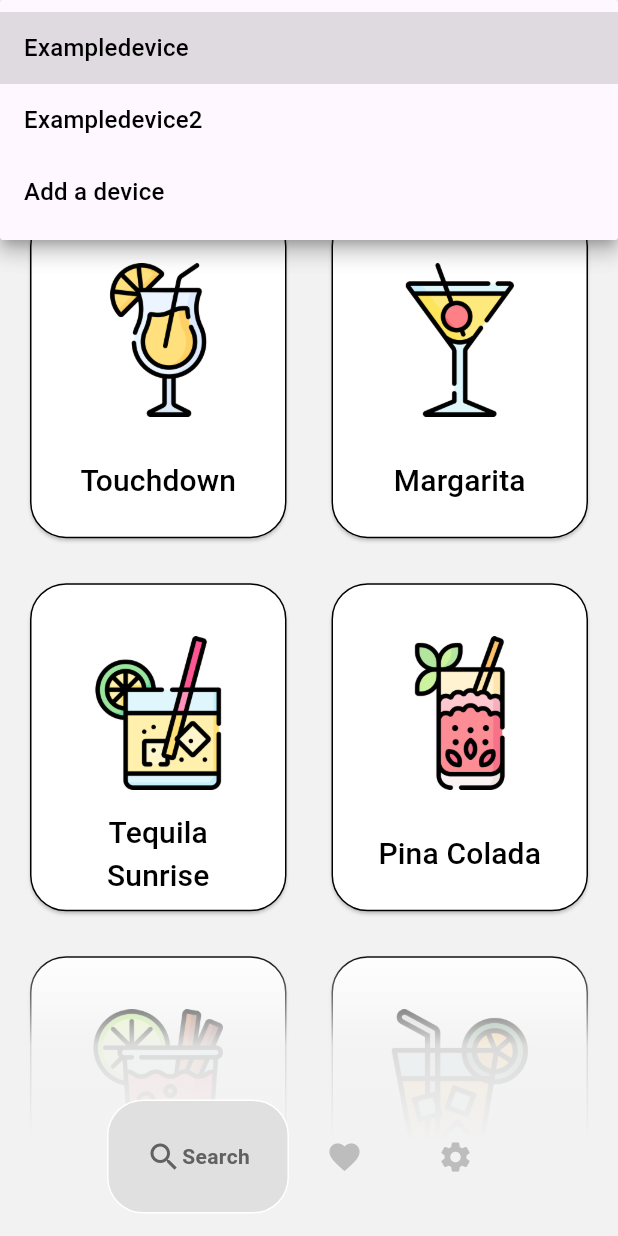
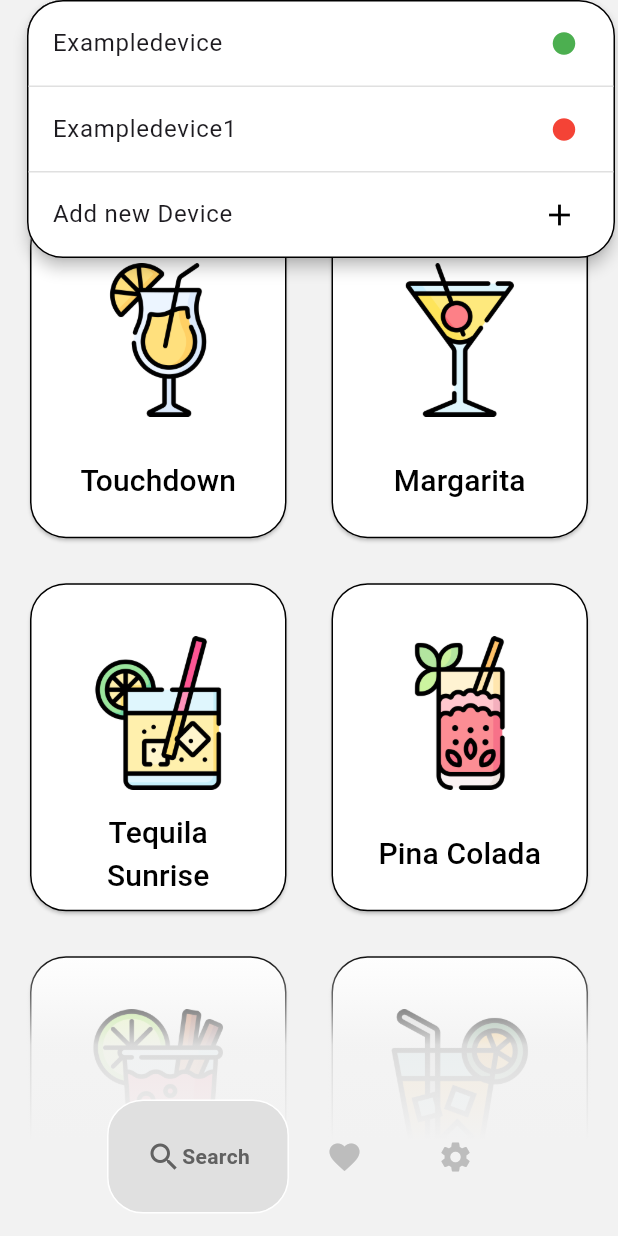
Before and after one commit to mingo-git/Smartender, a Flutter app: the HomeScreen screen opened by its route, after a tap on "Exampledevice", on a phone screen of 412 x 824 dp. Run offline on Flutter 3.47's test engine with Material 3 defaults, Android fonts, the phone set to English and light mode, and no system bars; drawn by our look-alikes of google_nav_bar; our stand-ins replace flutter_dotenv, flutter_secure_storage, google_sign_in, sign_in_with_apple; accounts and stored records are empty.

Commit message:
Dropdown menu improved and availabe button added

```diff
--- /dev/null
+++ b/App/smartender_flutter_app/lib/components/device_dropdown.dart
@@ -0,0 +1,148 @@
+import 'package:flutter/material.dart';
+import 'package:smartender_flutter_app/config/constants.dart';
+
+class DeviceDropdown extends StatefulWidget {
+  final List<Map<String, dynamic>> devices;
+  final String selectedDevice;
+  final ValueChanged<String?> onChanged;
+
+  const DeviceDropdown({
+    Key? key,
+    required this.devices,
+    required this.selectedDevice,
+    required this.onChanged,
+  }) : super(key: key);
+
+  @override
+  _DeviceDropdownState createState() => _DeviceDropdownState();
+}
+
+class _DeviceDropdownState extends State<DeviceDropdown> {
+  final LayerLink _layerLink = LayerLink();
+  OverlayEntry? _overlayEntry;
+  bool _isOpen = false;
+
+  void _toggleDropdown() {
+    setState(() {
+      if (_isOpen) {
+        _closeDropdown();
+      } else {
+        _openDropdown();
+      }
+    });
+  }
+
+  void _openDropdown() {
+    _overlayEntry = _createOverlayEntry();
+    Overlay.of(context)?.insert(_overlayEntry!);
+    _isOpen = true;
+  }
+
+  void _closeDropdown() {
+    _overlayEntry?.remove();
+    _overlayEntry = null;
+    _isOpen = false;
+  }
+
+  OverlayEntry _createOverlayEntry() {
+    return OverlayEntry(
+      builder: (context) => Positioned(
+        width: MediaQuery.of(context).size.width - (horizontalPadding * 2),
+        child: CompositedTransformFollower(
+          link: _layerLink,
+          offset: Offset(0, 0), // Dropdown über dem Button anzeigen
+          showWhenUnlinked: false,
+          child: Material(
+            elevation: 4,
+            borderRadius: defaultBorderRadius,
+            child: Container(
+              decoration: BoxDecoration(
+                color: Colors.white,
+                border: Border.all(color: Colors.black),
+                borderRadius: defaultBorderRadius,
+              ),
+              child: Column(
+                mainAxisSize: MainAxisSize.min,
+                children: widget.devices.map((device) {
+                  return Column(
+                    children: [
+                      ListTile(
+                        title: Text(device['name']),
+                        trailing: device['status'] == "new"
+                            ? Icon(Icons.add, color: Colors.black)
+                            : Icon(
+                          Icons.circle,
+                          color: device['status'] == "active"
+                              ? Colors.green
+                              : Colors.red,
+                          size: 18,
+                        ),
+                        onTap: () {
+                          widget.onChanged(device['name']);
+                          _closeDropdown();
+                        },
+                      ),
+                      if (device != widget.devices.last)
+                        Divider(
+                          color: Colors.grey.shade300,
+                          thickness: 1,
+                          height: 1,
+                        ),
+                    ],
+                  );
+                }).toList(),
+              ),
+            ),
+          ),
+        ),
+      ),
+    );
+  }
+
+  @override
+  Widget build(BuildContext context) {
+    // Finde den Status des aktuell ausgewählten Geräts
+    final selectedDeviceStatus = widget.devices.firstWhere(
+          (device) => device['name'] == widget.selectedDevice,
+      orElse: () => {'status': 'inactive'},
+    )['status'];
+
+    // Definiere die Farbe des Punktes basierend auf dem Status
+    final statusColor = selectedDeviceStatus == "active"
+        ? Colors.green
+        : selectedDeviceStatus == "inactive"
+        ? Colors.red
+        : Colors.grey;
+
+    return CompositedTransformTarget(
+      link: _layerLink,
+      child: GestureDetector(
+        onTap: _toggleDropdown,
+        child: Container(
+          padding: const EdgeInsets.symmetric(horizontal: 16.0, vertical: 12.0),
+          decoration: BoxDecoration(
+            color: Colors.white,
+            border: Border.all(color: Colors.black),
+            borderRadius: defaultBorderRadius,
+          ),
+          child: Row(
+            mainAxisAlignment: MainAxisAlignment.spaceBetween,
+            children: [
+              Text(widget.selectedDevice),
+              Row(
+                children: [
+                  Icon(Icons.circle, color: statusColor, size: 16),
+                  const SizedBox(width: 8),
+                  Icon(
+                    _isOpen ? Icons.arrow_drop_up : Icons.arrow_drop_down,
+                    color: Colors.black,
+                  ),
+                ],
+              ),
+            ],
+          ),
+        ),
+      ),
+    );
+  }
+}
--- a/App/smartender_flutter_app/lib/screens/homesceens/searchdrinks_screen.dart
+++ b/App/smartender_flutter_app/lib/screens/homesceens/searchdrinks_screen.dart
@@ -1,5 +1,6 @@
 import 'package:flutter/material.dart';
 import '../../components/drink_tile.dart';
+import '../../components/device_dropdown.dart';
 import '../../config/constants.dart';
 
 class SearchdrinksScreen extends StatefulWidget {
@@ -12,7 +13,15 @@ class SearchdrinksScreen extends StatefulWidget {
 class _SearchdrinksScreenState extends State<SearchdrinksScreen> {
   String selectedDevice = "Exampledevice";
   TextEditingController searchController = TextEditingController();
-  List<String> devices = ["Exampledevice", "Exampledevice2", "Add a device"];
+  bool isAvailable = false;
+
+  // List of devices with additional status
+  final List<Map<String, dynamic>> devices = [
+    {"name": "Exampledevice", "status": "active"},
+    {"name": "Exampledevice1", "status": "inactive"},
+    {"name": "Add new Device", "status": "new"}
+  ];
+
   List<Map<String, String>> drinks = [
     {"name": "Touchdown", "image": "lib/images/cocktails/aperol.png"},
     {"name": "Margarita", "image": "lib/images/cocktails/gin_tino.png"},
@@ -22,7 +31,7 @@ class _SearchdrinksScreenState extends State<SearchdrinksScreen> {
     {"name": "Martini", "image": "lib/images/cocktails/tequila_sunrise.png"},
     {"name": "Mojito", "image": "lib/images/cocktails/tequila_sunrise.png"},
     {"name": "Whiskey Sour", "image": "lib/images/cocktails/tequila_sunrise.png"},
-    {"name": "Gin Tonic mag doch eh keiner", "image": "lib/images/cocktails/tequila_sunrise.png"},
+    {"name": "Gin Tonic", "image": "lib/images/cocktails/tequila_sunrise.png"},
   ];
 
   List<Map<String, String>> filteredDrinks = [];
@@ -46,7 +55,7 @@ class _SearchdrinksScreenState extends State<SearchdrinksScreen> {
   Widget build(BuildContext context) {
     return SafeArea(
       child: Padding(
-        padding: const EdgeInsets.symmetric(horizontal: horizontalPadding), // Einheitlicher Abstand für alle Seiteninhalte
+        padding: const EdgeInsets.symmetric(horizontal: horizontalPadding),
         child: Stack(
           children: [
             // GridView für die Getränkekacheln im Hintergrund
@@ -75,7 +84,7 @@ class _SearchdrinksScreenState extends State<SearchdrinksScreen> {
               ),
             ),
 
-            // Roter Container mit Dropdown und Suchfeld
+            // Dropdown und Suchfeld überlagern den GridView
             Positioned(
               top: 0,
               left: 0,
@@ -89,18 +98,23 @@ class _SearchdrinksScreenState extends State<SearchdrinksScreen> {
                       backgroundColor,
                       backgroundColor,
                       backgroundColor,
-                      const Color(0xE5F2F2F2),
+                      const Color(0xdff2f2f2),
                       const Color(0x00f2f2f2),
                     ],
                   ),
                 ),
-                padding: const EdgeInsets.only(left: 8, right: 8, bottom: 50),
+                padding: const EdgeInsets.symmetric(horizontal: 8.0, vertical: 0.0),
                 child: Column(
                   children: [
-                    // Geräteauswahl Dropdown
-                    DropdownButton<String>(
-                      value: selectedDevice,
-                      isExpanded: true,
+                    // Row für Geräteauswahl Dropdown und ToggleButton
+                    Row(
+                      children: [
+                        // Dropdown mit 70% Breite
+                        Expanded(
+                          flex: 7,
+                          child: DeviceDropdown(
+                            devices: devices,
+                            selectedDevice: selectedDevice,
                             onChanged: (String? newValue) {
                               if (newValue != null) {
                                 setState(() {
@@ -108,14 +122,36 @@ class _SearchdrinksScreenState extends State<SearchdrinksScreen> {
                                 });
                               }
                             },
-                      items: devices.map<DropdownMenuItem<String>>((String device) {
-                        return DropdownMenuItem<String>(
-                          value: device,
-                          child: Text(device, style: const TextStyle(color: Colors.black)),
-                        );
-                      }).toList(),
                           ),
-                    const SizedBox(height: 10),
+                        ),
+                        const SizedBox(width: 10),
+                        // ToggleButton mit 30% Breite
+                        Expanded(
+                          flex: 3,
+                          child: ElevatedButton(
+                            onPressed: () {
+                              setState(() {
+                                isAvailable = !isAvailable;
+                              });
+                            },
+                            style: ElevatedButton.styleFrom(
+                              backgroundColor: isAvailable ? Colors.green : Colors.grey,
+                              shape: RoundedRectangleBorder(
+                                borderRadius: defaultBorderRadius,
+                              ),
+                            ),
+                            child: Text(
+                              "Available",
+                              style: TextStyle(
+                                color: isAvailable ? Colors.white : Colors.black,
+                                fontWeight: FontWeight.bold,
+                              ),
+                            ),
+                          ),
+                        ),
+                      ],
+                    ),
+                    const SizedBox(height: 13),
 
                     // Suchfeld
                     TextField(
@@ -126,11 +162,14 @@ class _SearchdrinksScreenState extends State<SearchdrinksScreen> {
                         hintText: 'Search drinks...',
                         hintStyle: const TextStyle(color: Colors.grey),
                         border: OutlineInputBorder(
-                          borderRadius: BorderRadius.circular(24.0),
+                          borderRadius: defaultBorderRadius,
                         ),
+                        fillColor: Colors.white, // Hintergrundfarbe auf Weiß setzen
+                        filled: true, // fillColor aktivieren
                       ),
                       style: const TextStyle(color: Colors.black),
                     ),
+                    SizedBox(height: 50,)
                   ],
                 ),
               ),
```
Lines whose indentation alone changed are shown as unchanged.
